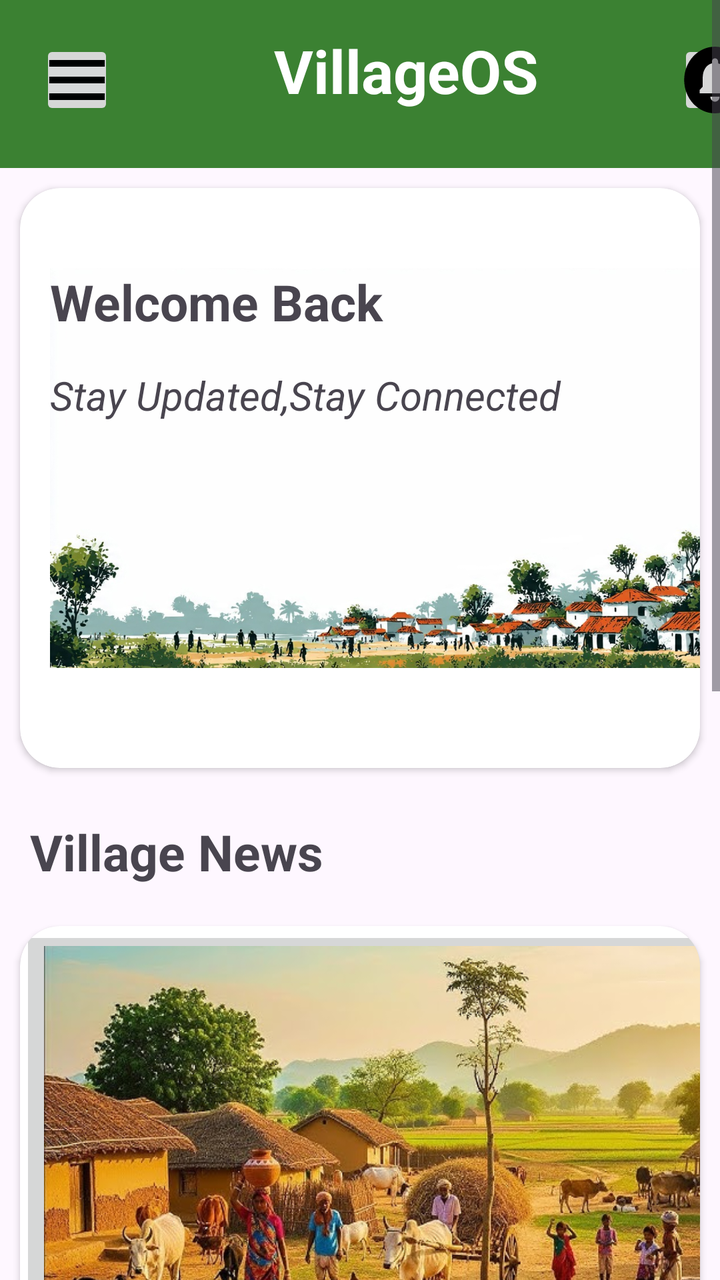
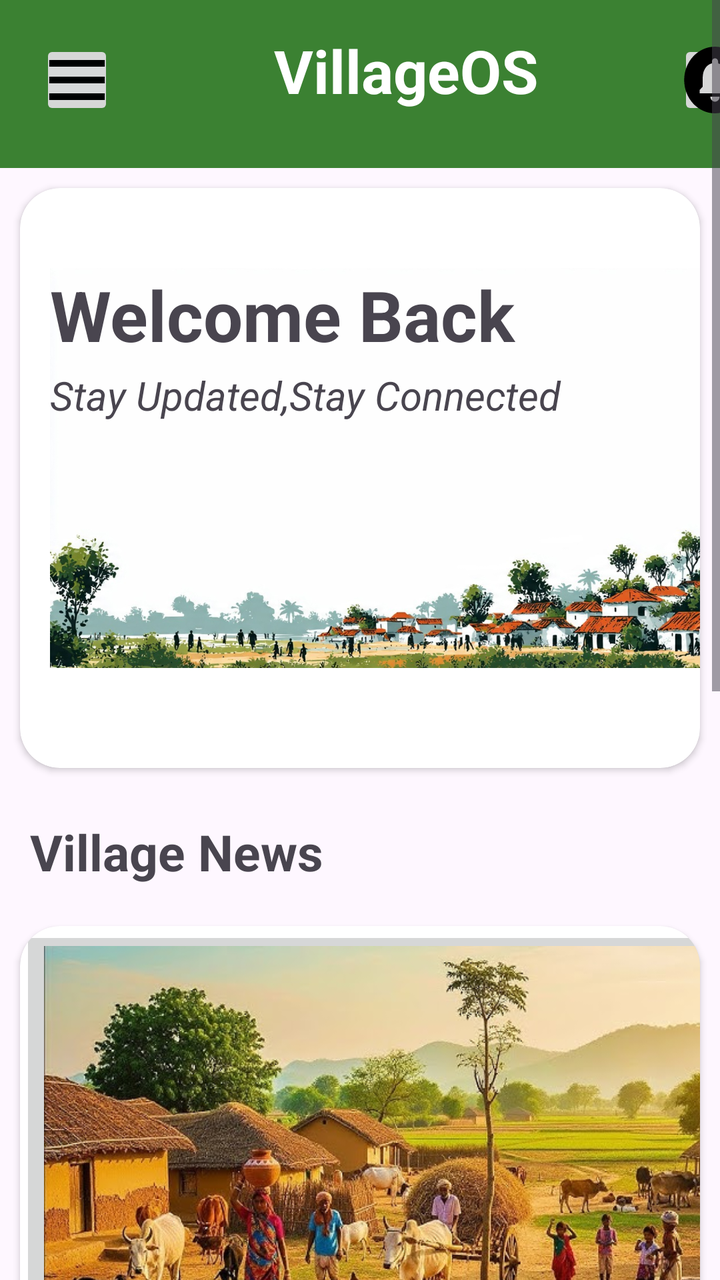

Screens rendered from an Android XML layout before and after an edit, with the pre-edit source and the edit as a unified diff.
<!-- AndroidManifest.xml: application theme Theme.VillageOS -->
<!-- res/layout/activity_homepage1.xml -->
<?xml version="1.0" encoding="utf-8"?>
<ScrollView android:layout_width="match_parent"
    android:layout_height="match_parent"
    xmlns:android="http://schemas.android.com/apk/res/android"
    xmlns:app="http://schemas.android.com/apk/res-auto">

    <LinearLayout

        android:layout_width="match_parent"
        android:layout_height="match_parent"
        android:orientation="vertical">

        <LinearLayout
            android:layout_width="match_parent"
            android:layout_height="84dp"
            android:background="#3b8132"
            android:orientation="horizontal">

            <ImageButton
                android:layout_width="37dp"
                android:layout_height="40dp"
                android:layout_marginLeft="20dp"
                android:layout_marginTop="20dp"
                android:paddingLeft="0dp"
                android:paddingTop="0dp"
                android:paddingRight="0dp"
                android:paddingBottom="0dp"
                android:scaleType="fitXY"
                android:src="@drawable/baseline_menu_24">

            </ImageButton>

            <TextView
                android:layout_width="wrap_content"
                android:layout_height="wrap_content"
                android:layout_marginLeft="80dp"
                android:layout_marginTop="15dp"
                android:text="VillageOS"
                android:textColor="#ffffff"
                android:textSize="30dp"
                android:textStyle="bold">

            </TextView>

            <ImageButton
                android:layout_width="37dp"
                android:layout_height="40dp"
                android:layout_marginLeft="70dp"
                android:layout_marginTop="20dp"
                android:paddingLeft="0dp"
                android:paddingTop="0dp"
                android:paddingRight="0dp"
                android:paddingBottom="0dp"
                android:scaleType="fitXY"
                android:src="@drawable/baseline_circle_notifications_24">


            </ImageButton>
        </LinearLayout>

        <androidx.cardview.widget.CardView
            android:layout_width="match_parent"
            android:layout_height="wrap_content"
            android:layout_margin="10dp"
            app:cardCornerRadius="20dp">

            <LinearLayout
                android:layout_width="match_parent"
                android:layout_height="wrap_content"
                android:orientation="vertical"
                >

                <TextView
                    android:layout_width="380dp"
                    android:layout_height="200dp"
                    android:layout_marginLeft="15dp"
                    android:layout_marginTop="40dp"
                    android:background="@drawable/village"
                    android:text="Welcome Back"
                    android:textAlignment="gravity"
                    android:textSize="25dp"
                    android:textStyle="bold">

                </TextView>

            </LinearLayout>

            <LinearLayout
                android:layout_width="match_parent"
                android:layout_height="wrap_content"
                android:orientation="vertical"
                >

                <TextView
                    android:layout_width="380dp"
                    android:layout_height="200dp"
                    android:layout_marginLeft="15dp"
                    android:layout_marginTop="90dp"
                    android:text="Stay Updated,Stay Connected"
                    android:textSize="20dp"
                    android:textStyle="italic">

                </TextView>

            </LinearLayout>


        </androidx.cardview.widget.CardView>


        <LinearLayout
            android:layout_width="match_parent"
            android:layout_height="wrap_content"
            android:orientation="horizontal"
            >

            <TextView
                android:layout_width="wrap_content"
                android:layout_height="44dp"
                android:layout_marginLeft="15dp"
                android:layout_marginTop="15dp"
                android:text="Village News"
                android:textStyle="bold"
                android:textAlignment="gravity"
                android:textSize="25dp">

            </TextView>

        </LinearLayout>

        <androidx.cardview.widget.CardView
            android:layout_width="match_parent"
            android:layout_height="wrap_content"
            android:layout_margin="10dp"
            app:cardCornerRadius="20dp">

            <HorizontalScrollView
                android:layout_width="match_parent"
                android:layout_height="wrap_content">

                <LinearLayout
                    android:layout_width="match_parent"
                    android:layout_height="wrap_content"
                    android:orientation="horizontal">

                    <ImageButton
                        android:layout_width="416dp"
                        android:layout_height="match_parent"
                        android:scaleType="fitXY"
                        android:src="@drawable/img_2">

                    </ImageButton>

                    <ImageButton
                        android:layout_width="416dp"
                        android:layout_height="wrap_content"
                        android:scaleType="fitXY"
                        android:src="@drawable/scholarship">

                    </ImageButton>

                    <ImageButton
                        android:layout_width="416dp"
                        android:layout_height="167dp"
                        android:scaleType="fitXY"
                        android:src="@drawable/scholarship1">

                    </ImageButton>

                    <ImageButton
                        android:layout_width="416dp"
                        android:layout_height="wrap_content"
                        android:scaleType="fitXY"
                        android:src="@drawable/education">

                    </ImageButton>

                    <ImageButton
                        android:layout_width="416dp"
                        android:layout_height="wrap_content"
                        android:scaleType="fitXY"
                        android:src="@drawable/farmer">

                    </ImageButton>

                    <ImageButton
                        android:layout_width="416dp"
                        android:layout_height="wrap_content"
                        android:scaleType="fitXY"
                        android:src="@drawable/farmer">

                    </ImageButton>

                </LinearLayout>

            </HorizontalScrollView>


        </androidx.cardview.widget.CardView>





        <androidx.cardview.widget.CardView
            android:layout_width="match_parent"
            android:layout_height="wrap_content"
            android:layout_margin="10dp"
            app:cardCornerRadius="20dp"
            >

            <RelativeLayout
                android:layout_width="match_parent"
                android:layout_height="447dp">

                <TextView
                    android:id="@+id/qs"
                    android:layout_width="wrap_content"
                    android:layout_height="44dp"
                    android:layout_marginLeft="15dp"
                    android:layout_marginTop="15dp"
                    android:layout_span="3"
                    android:text="Quick Services"
                    android:textAlignment="gravity"
                    android:textSize="23dp"
                    android:textStyle="bold">

                </TextView>

                <ImageButton
                    android:id="@+id/ib1"
                    android:layout_width="120dp"
                    android:layout_height="120dp"
                    android:layout_below="@id/qs"
                    android:layout_marginLeft="10dp"
                    android:scaleType="fitXY"
                    android:src="@drawable/governscheme">

                </ImageButton>

                <ImageButton
                    android:id="@+id/ib2"
                    android:layout_width="120dp"
                    android:layout_height="120dp"
                    android:layout_below="@id/qs"
                    android:layout_marginLeft="10dp"
                    android:layout_marginTop="-4dp"
                    android:layout_toRightOf="@id/ib1"
                    android:scaleType="fitXY"
                    android:src="@drawable/event1">

                </ImageButton>

                <ImageButton
                    android:id="@+id/ib3"
                    android:layout_width="120dp"
                    android:layout_height="120dp"
                    android:layout_below="@id/qs"
                    android:layout_marginLeft="10dp"
                    android:layout_marginTop="-4dp"
                    android:layout_toRightOf="@id/ib2"
                    android:scaleType="fitXY"
                    android:src="@drawable/emengency">

                </ImageButton>

                <ImageButton
                    android:id="@+id/ib4"
                    android:layout_width="120dp"
                    android:layout_height="120dp"
                    android:layout_below="@id/ib1"
                    android:layout_marginLeft="10dp"
                    android:layout_marginTop="10dp"
                    android:scaleType="fitXY"
                    android:src="@drawable/hospital1">

                </ImageButton>

                <ImageButton
                    android:id="@+id/ib5"
                    android:layout_width="120dp"
                    android:layout_height="120dp"
                    android:layout_below="@id/ib2"
                    android:layout_marginLeft="10dp"
                    android:layout_marginTop="10dp"
                    android:layout_toRightOf="@id/ib4"
                    android:scaleType="fitXY"
                    android:src="@drawable/noticeboard">

                </ImageButton>

                <ImageButton
                    android:id="@+id/ib6"
                    android:layout_width="120dp"
                    android:layout_height="120dp"
                    android:layout_below="@id/ib3"
                    android:layout_marginLeft="10dp"
                    android:layout_marginTop="10dp"
                    android:layout_toRightOf="@id/ib5"
                    android:scaleType="fitXY"
                    android:src="@drawable/job">

                </ImageButton>

            </RelativeLayout>

        </androidx.cardview.widget.CardView>

    </LinearLayout>

</ScrollView>
<!-- resources referenced by this layout -->
<resources>
  <!-- drawable baseline_circle_notifications_24 (drawable) -->
  <vector xmlns:android="http://schemas.android.com/apk/res/android" android:autoMirrored="true" android:height="24dp" android:tint="#000000" android:viewportHeight="24" android:viewportWidth="24" android:width="24dp">
        
      <path android:fillColor="@android:color/white" android:pathData="M12,2C6.48,2 2,6.48 2,12s4.48,10 10,10 10,-4.48 10,-10S17.52,2 12,2zM12,18.5c-0.83,0 -1.5,-0.67 -1.5,-1.5h3c0,0.83 -0.67,1.5 -1.5,1.5zM17,16L7,16v-1l1,-1v-2.61C8,9.27 9.03,7.47 11,7v-0.5c0,-0.57 0.43,-1 1,-1s1,0.43 1,1L13,7c1.97,0.47 3,2.28 3,4.39L16,14l1,1v1z"/>
      
  </vector>
  <!-- drawable baseline_menu_24 (drawable) -->
  <vector xmlns:android="http://schemas.android.com/apk/res/android" android:height="24dp" android:tint="#000000" android:viewportHeight="24" android:viewportWidth="24" android:width="24dp">
        
      <path android:fillColor="@android:color/white" android:pathData="M3,18h18v-2L3,16v2zM3,13h18v-2L3,11v2zM3,6v2h18L21,6L3,6z"/>
      
  </vector>
  <!-- drawable education: jpg bitmap (drawable, 3727 bytes) -->
  <!-- drawable emengency: jpg bitmap (drawable, 5962 bytes) -->
  <!-- drawable event1: png bitmap (drawable, 4837 bytes) -->
  <!-- drawable farmer: jpg bitmap (drawable, 4789 bytes) -->
  <!-- drawable governscheme: jpg bitmap (drawable, 12513 bytes) -->
  <!-- drawable hospital1: jpg bitmap (drawable, 14342 bytes) -->
  <!-- drawable img_2: png bitmap (drawable, 657231 bytes) -->
  <!-- drawable job: jpeg bitmap (drawable, 5013 bytes) -->
  <!-- drawable noticeboard: png bitmap (drawable, 2391 bytes) -->
  <!-- drawable scholarship: jpg bitmap (drawable, 3462 bytes) -->
  <!-- drawable scholarship1: jpg bitmap (drawable, 11968 bytes) -->
  <!-- drawable village: jpeg bitmap (drawable, 155430 bytes) -->
  <style name="Theme.VillageOS" parent="Base.Theme.VillageOS" />
  <style name="Base.Theme.VillageOS" parent="Theme.Material3.DayNight.NoActionBar">
          
          
      </style>
</resources>

<!-- the commit's change to res/layout/activity_homepage1.xml (unified diff, before → after) -->
@@ -78,7 +78,7 @@
                     android:background="@drawable/village"
                     android:text="Welcome Back"
                     android:textAlignment="gravity"
-                    android:textSize="25dp"
+                    android:textSize="35dp"
                     android:textStyle="bold">
 
                 </TextView>
